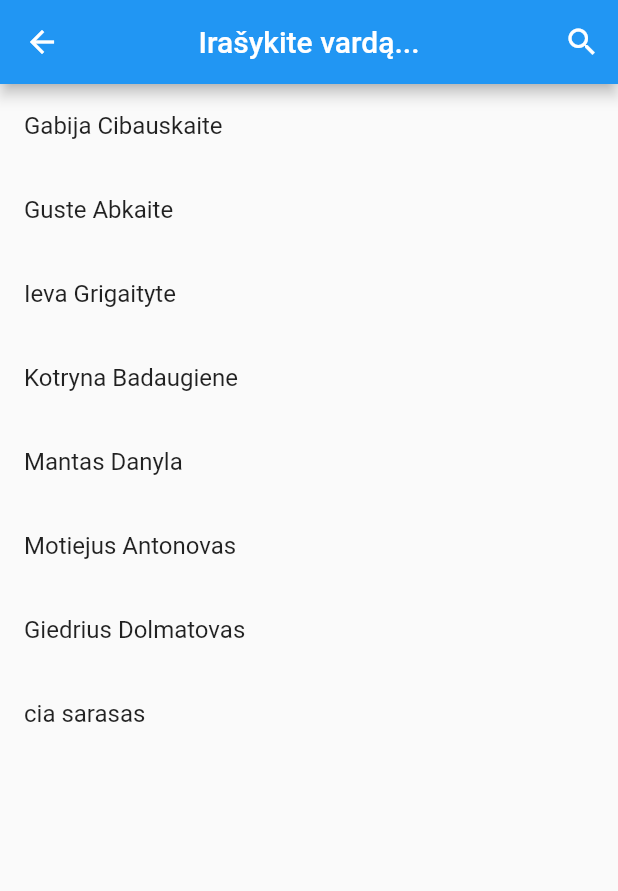
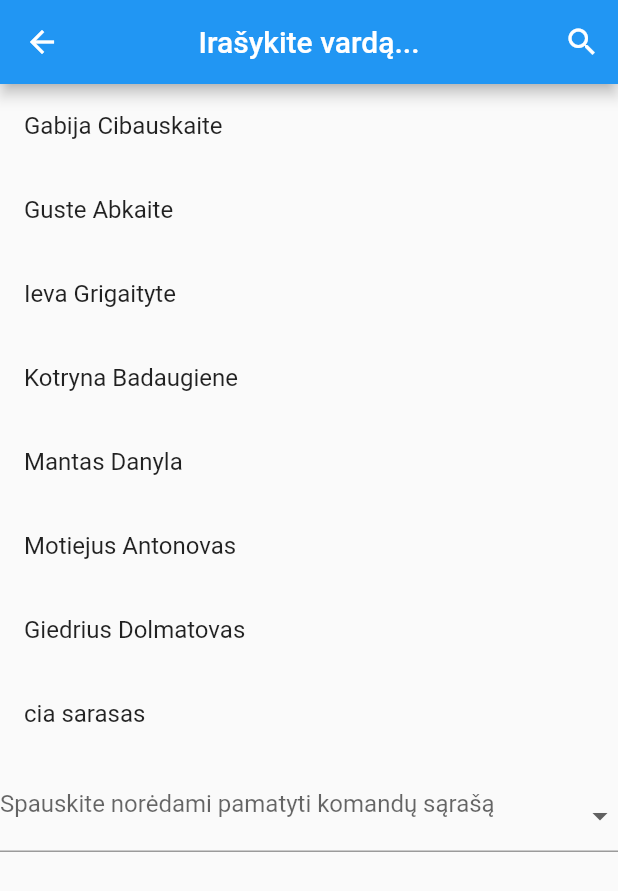
Before and after one commit to austes/find_colleg, a Flutter app: the Second screen opened by its route, on a phone screen of 412 x 824 dp. Shown: the top 891 px of the screen. Run offline on Flutter 3.47's test engine with Material 2 defaults, Android fonts, the phone set to English and light mode, and no system bars.

Commit message:
pridedu drop-down lista

```diff
--- a/lib/screens/Second.dart
+++ b/lib/screens/Second.dart
@@ -30,7 +30,7 @@ class _SecondState extends State<Second> {
   List<dynamic> _list;
   bool _isSearching;
   List data;
-  String _searchText = " ";
+  var _searchText = " ";
   List searchresult = new List();
 
   _SecondState() {
@@ -48,6 +48,9 @@ class _SecondState extends State<Second> {
       }
     });
   }
+
+List<String> _teams = <String>['', 'pirmoji', 'antroji', 'trečioji', 'ketvirtoji', 'penktoji'];
+  String _team = '';
 
 
 Future<String> _loadColleagueAsset() async {
@@ -114,10 +117,35 @@ Future loadColleague() async {
                               title: new Text(listData.toString()),
                             );
                           },
-                        ))
-            ],
-          ),
-        ));
+                      ),
+                      ),
+                           InputDecorator(
+                    decoration: const InputDecoration(
+
+                      labelText: 'Spauskite norėdami pamatyti komandų sąrašą',
+                    ),
+                    isEmpty: _team == '',
+                    child: new DropdownButtonHideUnderline(
+                      child: new DropdownButton<String>(
+                        value: _team,
+                        isDense: true,
+                        onChanged: (String newValue) {
+                          setState(() {
+                            _team = newValue;
+                          });
+                        },
+                        items: _teams.map((String value) {
+                          return new DropdownMenuItem<String>(
+                            value: value,
+                            child: new Text(value),
+                          );
+                        }).toList(),
+                      ),
+                    ),
+                  ),
+                        ]
+          )),
+        );
   }
 
   Widget buildAppBar(BuildContext context) {
```
